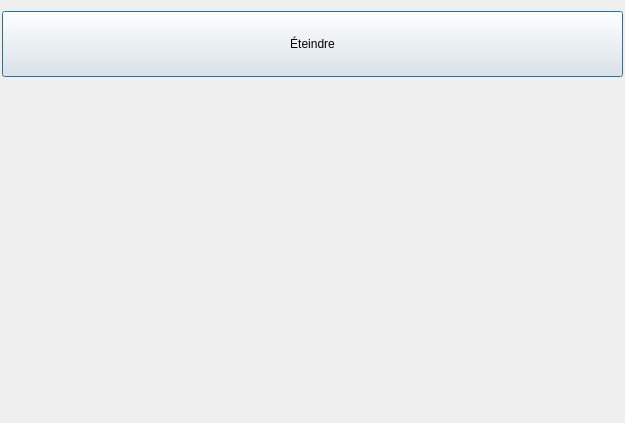
Old version of the form client/src/kit/KitInSessionDialog.ui in the repository introlab/openteraplus.
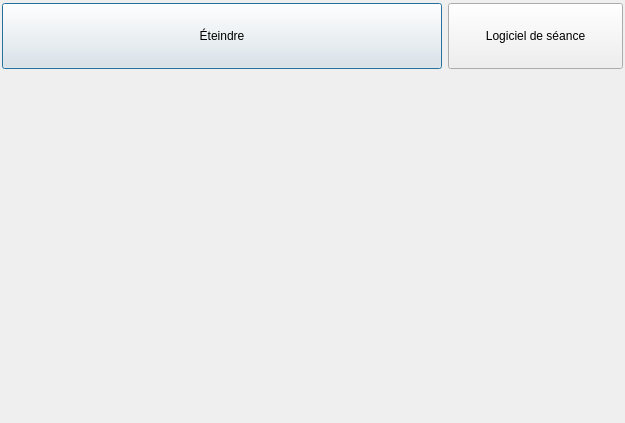
New version of the form. Icons and pictures are not drawn.

Commit message: Refs #74. Added UI to specify external program to launch, and added button in session for the Kit version of the client.

```diff
--- a/client/src/kit/KitInSessionDialog.ui
+++ b/client/src/kit/KitInSessionDialog.ui
@@ -14,7 +14,7 @@
    <string>OpenTeraPlus</string>
   </property>
   <property name="styleSheet">
-   <string notr="true">QPushButton#btnLogout{
+   <string notr="true">QPushButton#btnLogout, QPushButton#btnLauncher{
    min-height:64px;
 }</string>
   </property>
@@ -32,6 +32,8 @@
     <number>0</number>
    </property>
    <item>
+    <layout class="QHBoxLayout" name="horizontalLayout">
+     <item>
     <widget class="QPushButton" name="btnLogout">
      <property name="sizePolicy">
       <sizepolicy hsizetype="Expanding" vsizetype="Fixed">
@@ -48,7 +50,7 @@
      <property name="maximumSize">
       <size>
        <width>16777215</width>
-       <height>48</height>
+         <height>64</height>
       </size>
      </property>
      <property name="cursor">
@@ -70,7 +72,48 @@
     </widget>
    </item>
    <item>
-    <widget class="QWidget" name="widgetMain" native="true"/>
+      <widget class="QPushButton" name="btnLauncher">
+       <property name="minimumSize">
+        <size>
+         <width>175</width>
+         <height>66</height>
+        </size>
+       </property>
+       <property name="maximumSize">
+        <size>
+         <width>16777215</width>
+         <height>64</height>
+        </size>
+       </property>
+       <property name="cursor">
+        <cursorShape>PointingHandCursor</cursorShape>
+       </property>
+       <property name="text">
+        <string>Logiciel de séance</string>
+       </property>
+       <property name="icon">
+        <iconset resource="../../resources/TeraClient.qrc">
+         <normaloff>:/icons/service.png</normaloff>:/icons/service.png</iconset>
+       </property>
+       <property name="iconSize">
+        <size>
+         <width>32</width>
+         <height>32</height>
+        </size>
+       </property>
+      </widget>
+     </item>
+    </layout>
+   </item>
+   <item>
+    <widget class="QWidget" name="widgetMain" native="true">
+     <property name="sizePolicy">
+      <sizepolicy hsizetype="Preferred" vsizetype="MinimumExpanding">
+       <horstretch>0</horstretch>
+       <verstretch>0</verstretch>
+      </sizepolicy>
+     </property>
+    </widget>
    </item>
   </layout>
  </widget>
```
Lines whose indentation alone changed are shown as unchanged. The commit also changes 17 other files.
